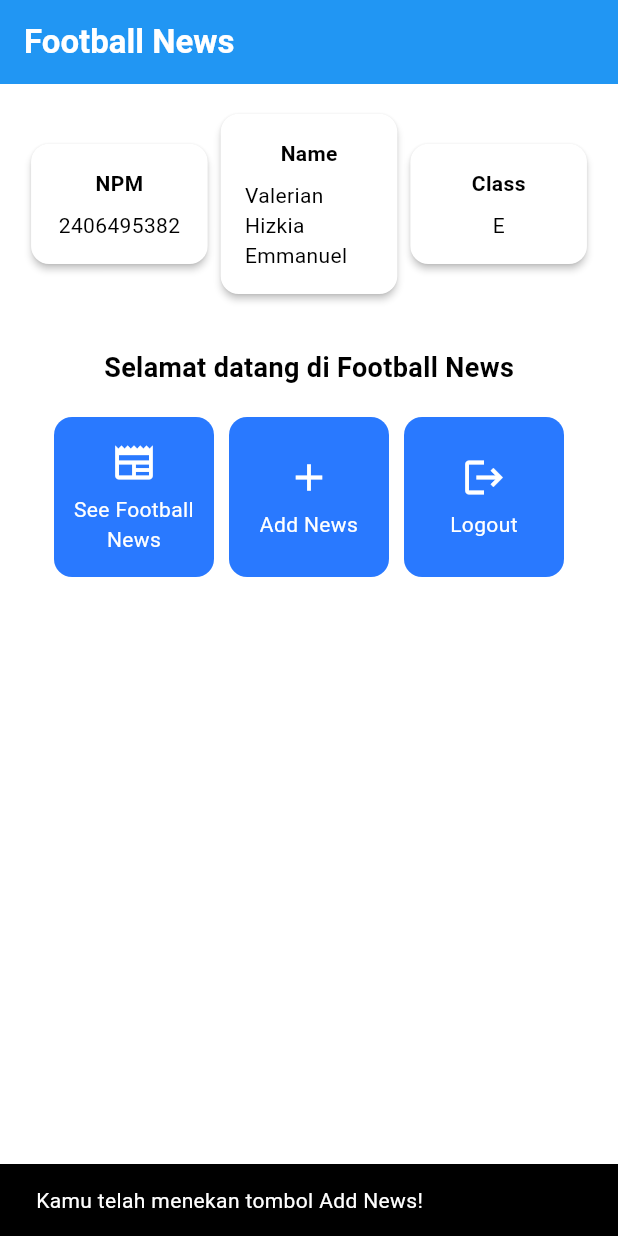
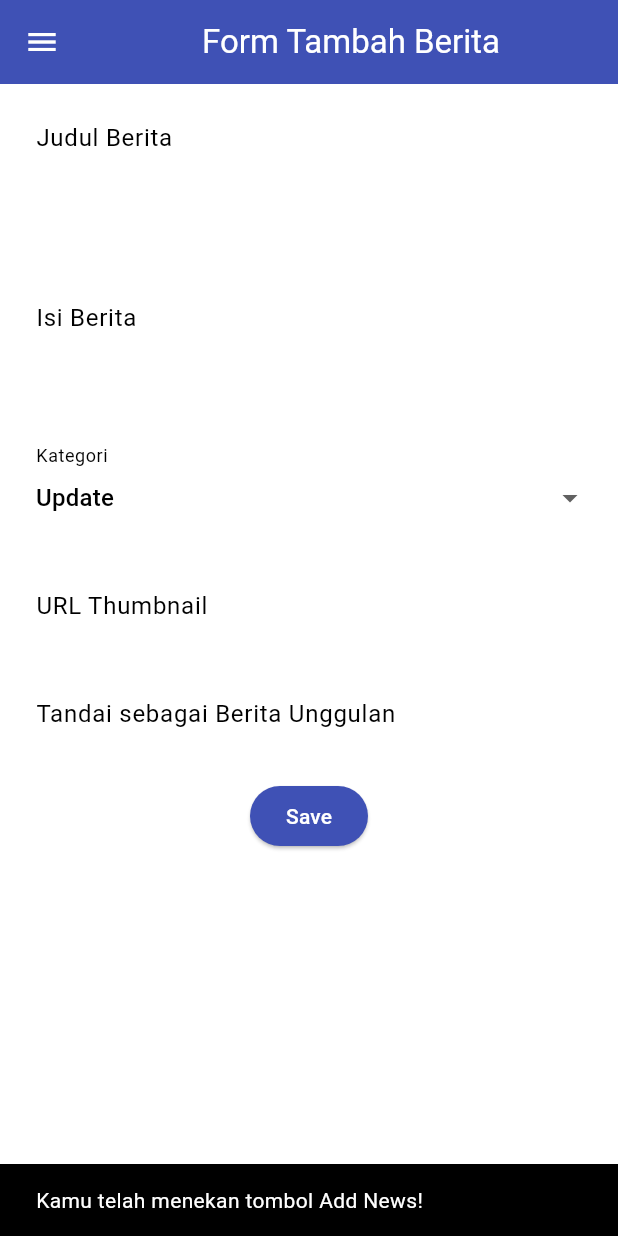
Before and after one commit to Kritzeey/football-news-flutter, a Flutter app: the screen it shows after launch, after a tap on "Add News", on a phone screen of 412 x 824 dp. Run offline on Flutter 3.47's test engine with Material 3 defaults, Android fonts, the phone set to English and light mode, and no system bars.

Commit message:
feat: complete tutorial 7

```diff
--- a/lib/menu.dart
+++ b/lib/menu.dart
@@ -1,9 +1,11 @@
 import 'package:flutter/material.dart';
+import 'package:football_news/newslist_form.dart';
+import 'package:football_news/widgets/left_drawer.dart';
 
 class MyHomePage extends StatelessWidget {
   MyHomePage({super.key});
 
-  final String name = "Valerian Hizkia Emmanuel";
+  final String name = "Valerian Hizkia E";
   final String npm = "2406495382";
   final String kelas = "E";
 
@@ -26,6 +28,7 @@ class MyHomePage extends StatelessWidget {
         ),
         backgroundColor: Theme.of(context).colorScheme.primary,
       ),
+      drawer: LeftDrawer(),
       body: Padding(
         padding: const EdgeInsets.all(16.0),
         child: Column(
@@ -143,6 +146,10 @@ class ItemCard extends StatelessWidget {
             ..showSnackBar(
               SnackBar(content: Text("Kamu telah menekan tombol ${item.name}!"))
             );
+
+            if (item.name == "Add News") {
+              Navigator.push(context, MaterialPageRoute(builder: (context) => NewsFormPage()));
+            }
         },
         // Container untuk menyimpan Icon dan Text
         child: Container(
--- /dev/null
+++ b/lib/newslist_form.dart
@@ -0,0 +1,204 @@
+import 'package:flutter/material.dart';
+import 'package:football_news/widgets/left_drawer.dart';
+
+class NewsFormPage extends StatefulWidget {
+  const NewsFormPage({super.key});
+
+  @override
+  State<NewsFormPage> createState() => _NewsFormPageState();
+}
+
+class _NewsFormPageState extends State<NewsFormPage> {
+  final _formKey = GlobalKey<FormState>();
+  String _title = "";
+  String _content = "";
+  String _category = "update"; // default
+  String _thumbnail = "";
+  bool _isFeatured = false; // default
+
+  final List<String> _categories = [
+    'transfer',
+    'update',
+    'exclusive',
+    'match',
+    'rumor',
+    'analysis',
+  ];
+
+  @override
+  Widget build(BuildContext context) {
+    return Scaffold(
+      appBar: AppBar(
+        title: const Center(child: Text('Form Tambah Berita')),
+        backgroundColor: Colors.indigo,
+        foregroundColor: Colors.white,
+      ),
+      drawer: LeftDrawer(),
+      body: Form(
+        key: _formKey,
+        child: Column(
+          crossAxisAlignment: CrossAxisAlignment.start,
+          children: [
+            Padding(
+              padding: const EdgeInsets.all(8.0),
+              child: TextFormField(
+                decoration: InputDecoration(
+                  hintText: "Judul Berita",
+                  labelText: "Judul Berita",
+                  border: OutlineInputBorder(
+                    borderRadius: BorderRadius.circular(5.0),
+                  ),
+                ),
+                onChanged: (String? value) {
+                  setState(() {
+                    _title = value!;
+                  });
+                },
+                validator: (String? value) {
+                  if (value == null || value.isEmpty) {
+                    return "Judul tidak boleh kosong!";
+                  }
+                  return null;
+                },
+              ),
+            ),
+            Padding(
+              padding: const EdgeInsets.all(8.0),
+              child: TextFormField(
+                maxLines: 5,
+                decoration: InputDecoration(
+                  hintText: "Isi Berita",
+                  labelText: "Isi Berita",
+                  border: OutlineInputBorder(
+                    borderRadius: BorderRadius.circular(5.0),
+                  ),
+                ),
+                onChanged: (String? value) {
+                  setState(() {
+                    _content = value!;
+                  });
+                },
+                validator: (String? value) {
+                  if (value == null || value.isEmpty) {
+                    return "Isi berita tidak boleh kosong!";
+                  }
+                  return null;
+                },
+              ),
+            ),
+
+            // === Category ===
+            Padding(
+              padding: const EdgeInsets.all(8.0),
+              child: DropdownButtonFormField<String>(
+                decoration: InputDecoration(
+                  labelText: "Kategori",
+                  border: OutlineInputBorder(
+                    borderRadius: BorderRadius.circular(5.0),
+                  ),
+                ),
+                value: _category,
+                items: _categories
+                    .map(
+                      (cat) => DropdownMenuItem(
+                        value: cat,
+                        child: Text(cat[0].toUpperCase() + cat.substring(1)),
+                      ),
+                    )
+                    .toList(),
+                onChanged: (String? newValue) {
+                  setState(() {
+                    _category = newValue!;
+                  });
+                },
+              ),
+            ),
+
+            // === Thumbnail URL ===
+            Padding(
+              padding: const EdgeInsets.all(8.0),
+              child: TextFormField(
+                decoration: InputDecoration(
+                  hintText: "URL Thumbnail (opsional)",
+                  labelText: "URL Thumbnail",
+                  border: OutlineInputBorder(
+                    borderRadius: BorderRadius.circular(5.0),
+                  ),
+                ),
+                onChanged: (String? value) {
+                  setState(() {
+                    _thumbnail = value!;
+                  });
+                },
+              ),
+            ),
+
+            // === Is Featured ===
+            Padding(
+              padding: const EdgeInsets.all(8.0),
+              child: SwitchListTile(
+                title: const Text("Tandai sebagai Berita Unggulan"),
+                value: _isFeatured,
+                onChanged: (bool value) {
+                  setState(() {
+                    _isFeatured = value;
+                  });
+                },
+              ),
+            ),
+            Align(
+              alignment: Alignment.bottomCenter,
+              child: Padding(
+                padding: const EdgeInsets.all(8.0),
+                child: ElevatedButton(
+                  style: ButtonStyle(
+                    backgroundColor: MaterialStateProperty.all(Colors.indigo),
+                  ),
+                  onPressed: () {
+                    if (_formKey.currentState!.validate()) {
+                      showDialog(
+                        context: context,
+                        builder: (context) {
+                          return AlertDialog(
+                            title: const Text('Produk berhasil tersimpan'),
+                            content: SingleChildScrollView(
+                              child: Column(
+                                crossAxisAlignment: CrossAxisAlignment.start,
+                                children: [
+                                  Text('Judul: $_title'),
+                                  Text('Isi: $_content'),
+                                  Text('Kategori: $_category'),
+                                  Text('Thumbnail: $_thumbnail'),
+                                  Text(
+                                    'Unggulan: ${_isFeatured ? "Ya" : "Tidak"}',
+                                  ),
+                                ],
+                              ),
+                            ),
+                            actions: [
+                              TextButton(
+                                child: const Text('OK'),
+                                onPressed: () {
+                                  Navigator.pop(context);
+                                },
+                              ),
+                            ],
+                          );
+                        },
+                      );
+                      _formKey.currentState!.reset();
+                    }
+                  },
+                  child: const Text(
+                    "Save",
+                    style: TextStyle(color: Colors.white),
+                  ),
+                ),
+              ),
+            ),
+          ],
+        ),
+      ),
+    );
+  }
+}
--- /dev/null
+++ b/lib/widgets/left_drawer.dart
@@ -0,0 +1,69 @@
+import 'package:flutter/material.dart';
+import 'package:football_news/menu.dart';
+import 'package:football_news/newslist_form.dart';
+
+class LeftDrawer extends StatelessWidget {
+  const LeftDrawer({super.key});
+
+  @override
+  Widget build(BuildContext context) {
+    return Drawer(
+      child: ListView(
+        children: [
+          const DrawerHeader(
+            decoration: BoxDecoration(color: Colors.blue),
+            child: Column(
+              children: [
+                Text(
+                  'Football News',
+                  textAlign: TextAlign.center,
+                  style: TextStyle(
+                    fontSize: 30,
+                    fontWeight: FontWeight.bold,
+                    color: Colors.white,
+                  ),
+                ),
+                Padding(padding: EdgeInsets.all(10)),
+                Text(
+                  "Seluruh berita sepak bola terkini di sini!",
+                  textAlign: TextAlign.center,
+                  style: TextStyle(
+                    fontSize: 15,
+                    fontWeight: FontWeight.normal,
+                    color: Colors.white,
+                  ),
+                ),
+              ],
+            ),
+          ),
+          ListTile(
+            leading: const Icon(Icons.home_outlined),
+            title: const Text('Home'),
+            // Bagian redirection ke MyHomePage
+            onTap: () {
+              Navigator.pushReplacement(
+                context,
+                MaterialPageRoute(builder: (context) => MyHomePage()),
+              );
+            },
+          ),
+          ListTile(
+            leading: const Icon(Icons.post_add),
+            title: const Text('Add News'),
+            // Bagian redirection ke NewsFormPage
+            onTap: () {
+              Navigator.push(
+                context,
+                MaterialPageRoute(builder: (context) => NewsFormPage()),
+              );
+            },
+          ),
+          ListTile(
+            leading: const Icon(Icons.newspaper),
+            title: const Text('Show News'),
+          ),
+        ],
+      ),
+    );
+  }
+}
```
